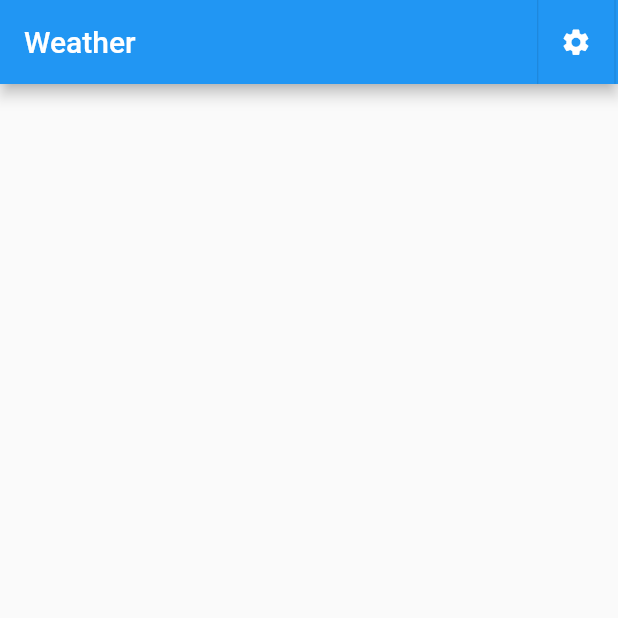
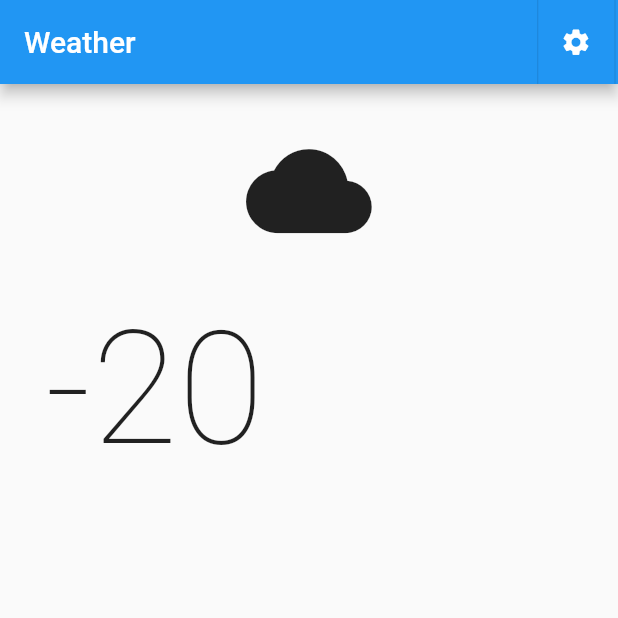
Before and after one commit to mmartsn/weather_app, a Flutter app: the screen it shows after launch, on a phone screen of 412 x 824 dp, the top half of it. Run offline on Flutter 3.47's test engine with Material 2 defaults, Android fonts, the phone set to English and light mode, and no system bars; our stand-ins replace bloc, equatable, flutter_bloc, flutter_native_splash, geolocator, shared_preferences.

```diff
--- a/lib/blocs/days_hours_cubit/days_hours_cubit.dart
+++ b/lib/blocs/days_hours_cubit/days_hours_cubit.dart
@@ -1,5 +1,5 @@
 import 'package:bloc/bloc.dart';
-import 'package:meta/meta.dart';
+//import 'package:meta/meta.dart';
 import 'package:equatable/equatable.dart';
 
 part 'days_hours_state.dart';
--- a/lib/main.dart
+++ b/lib/main.dart
@@ -38,7 +38,9 @@ class MyApp extends StatelessWidget {
 
   @override
   Widget build(BuildContext context) {
-    return MaterialApp(
+    return BlocProvider(
+      create: (context) => DaysHoursCubit(),
+      child: MaterialApp(
         debugShowCheckedModeBanner: false,
         title: 'Flutter Demo',
         // theme: ThemeData(
@@ -47,6 +49,7 @@ class MyApp extends StatelessWidget {
         // ),
         initialRoute: '/',
         routes: {'/': (_) => const HomeScreen()},
+      ),
     );
   }
 }
--- a/lib/screens/home_screen.dart
+++ b/lib/screens/home_screen.dart
@@ -1,4 +1,5 @@
 import 'package:flutter/material.dart';
+import 'package:flutter_bloc/flutter_bloc.dart';
 import 'package:weather_app/widgets/widgets.dart';
 import 'package:weather_app/blocs/blocs.dart';
 
@@ -14,17 +15,21 @@ class HomeScreen extends StatelessWidget {
           const VerticalDivider(width: 3),
           ArchiveActionPopup(onSelected: (choice) async {
             if (choice == WeatherAction.days) {
-              //await widget.storage.uploadArchive(passw);
+              context.read<DaysHoursCubit>().switchToDaysWeather();
             } else if (choice == WeatherAction.hours) {
-              // var downloadRes =
-              //     await widget.storage.downloadArchive(pickedPath, passw);
-
+              context.read<DaysHoursCubit>().switchToHoursWeather();
             }
           }),
           const VerticalDivider(width: 4),
         ],
       ),
-      body: Container(),
+      body: BlocBuilder<DaysHoursCubit, DaysHoursState>(
+        builder: (context, state) {
+          return (state is HoursState)
+              ? WeatherByHoursWidget()
+              : WeatherByDaysWidget();
+        },
+      ),
     );
   }
 }
--- a/lib/widgets/weather_by_hours.dart
+++ b/lib/widgets/weather_by_hours.dart
@@ -1 +1,23 @@
 import 'package:flutter/material.dart';
+import 'package:weather_app/styles_icons_sizing.dart';
+
+class WeatherByHoursWidget extends StatelessWidget {
+  const WeatherByHoursWidget({Key? key}) : super(key: key);
+
+  @override
+  Widget build(BuildContext context) {
+    return Padding(
+      padding: const EdgeInsets.only(left: 30.0, right: 30),
+      child: Column(
+        mainAxisAlignment: MainAxisAlignment.start,
+        crossAxisAlignment: CrossAxisAlignment.stretch,
+        children: [
+          Padding(
+              padding: EdgeInsets.all(28.sR),
+              child: Icon(Icons.cloud, size: 80.sR)),
+          Text('-20', style: Styles().todaysTemperatureTextStyle),
+        ],
+      ),
+    );
+  }
+}
--- a/lib/widgets/widgets.dart
+++ b/lib/widgets/widgets.dart
@@ -1 +1,3 @@
 export 'days_hours_actions_popup.dart';
+export 'weather_by_days.dart';
+export 'weather_by_hours.dart';
```
Also changed, not shown: lib/blocs/weather_cubit/weather_state.dart (+4 -4 lines). Lines whose indentation alone changed are shown as unchanged.
